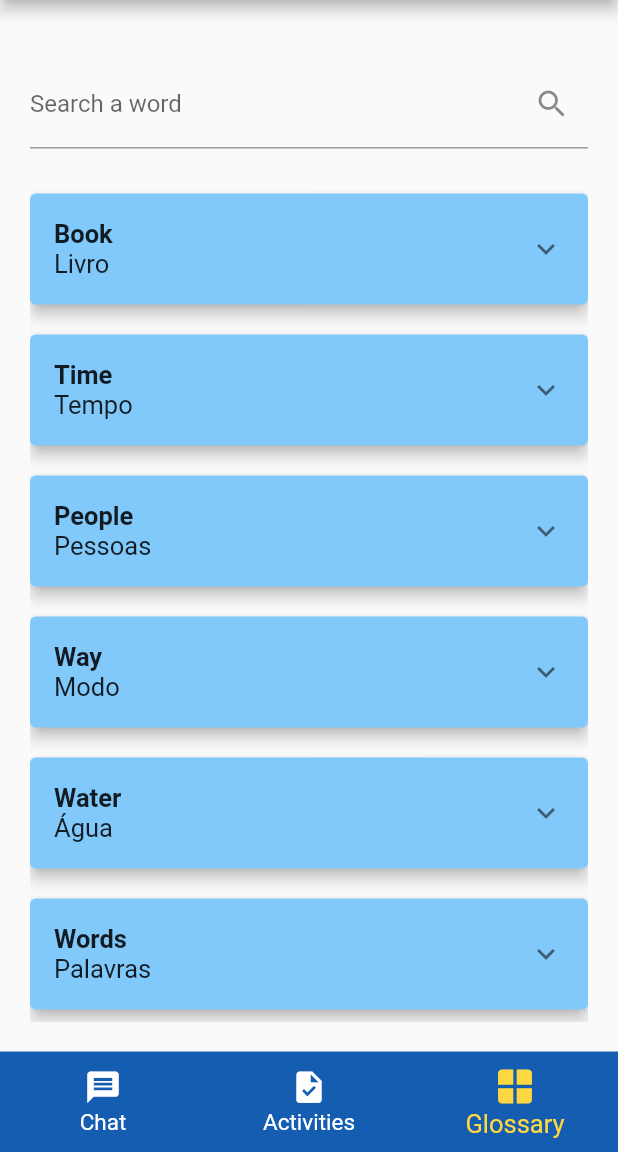
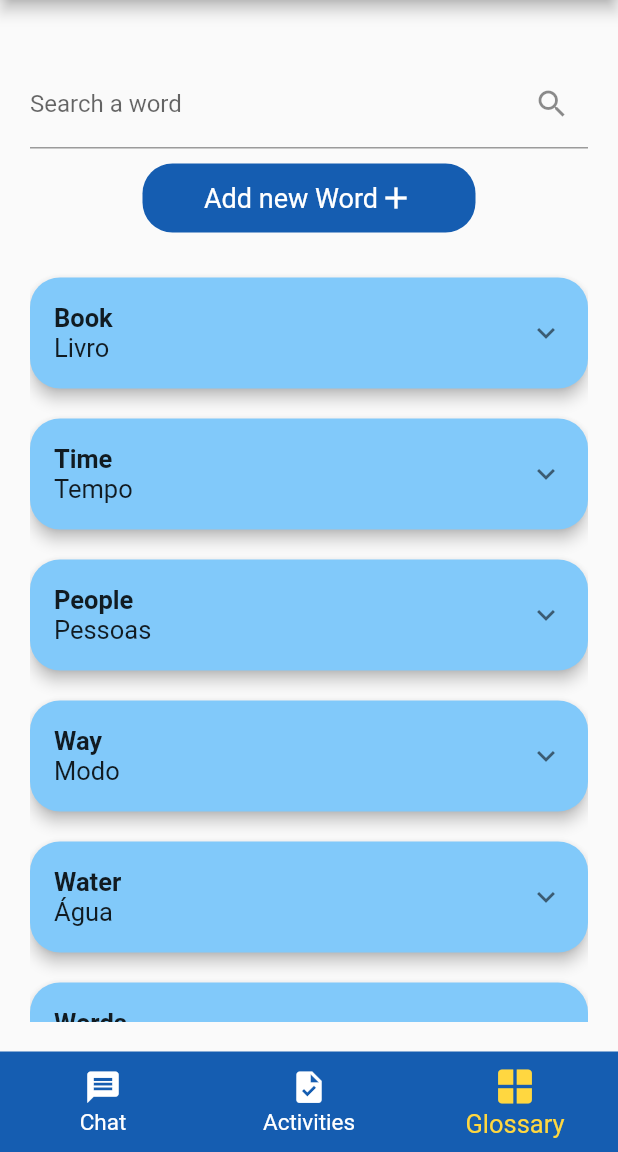
Before and after one commit to DEV-AndreSilva/Mobilearning, a Flutter app: the Home screen opened by its route, item 3 of the bottom bar chosen, on a phone screen of 412 x 824 dp, the part 84-1236 px from its top. Run offline on Flutter 3.47's test engine with Material 2 defaults, Android fonts, the phone set to English and light mode, and no system bars; our stand-ins replace google_fonts; Roboto replaces fonts that are missing (Arvo).

Commit message:
Alteração do glossário

```diff
--- /dev/null
+++ b/mobilearning/lib/Models/glossaryWordModel.dart
@@ -0,0 +1,18 @@
+import 'package:flutter/cupertino.dart';
+
+class GlossaryWord{
+  int id;
+  String englishWord;
+  String portugueseWord;
+  String englishDefinition;
+  String portugueseDefinition;
+
+  GlossaryWord(
+    { required this.id,
+      required this.englishWord,
+      required this.portugueseWord,
+      required this.englishDefinition,
+      required this.portugueseDefinition,
+    }
+      );
+}
--- a/mobilearning/lib/View/Glossary.dart
+++ b/mobilearning/lib/View/Glossary.dart
@@ -3,6 +3,8 @@
 import 'package:flutter/cupertino.dart';
 import 'package:flutter/material.dart';
 import 'package:google_fonts/google_fonts.dart';
+import 'package:mobilearning/Models/glossaryWordModel.dart';
+import 'package:mobilearning/Widgets/GlossaryList.dart';
 
 
 class Glossary extends StatefulWidget {
@@ -17,46 +19,46 @@ class Glossary extends StatefulWidget {
 class _GlossaryState extends State<Glossary> {
 
   //lista de dados completa
- final List<Map<String, dynamic>> users = [
-    {"id": 1, "englishWord": "Book", "portugueseWord": "Livro", "englishDefinition":"Texts grouped into pages texts grouped into pages", "portugueseDefinition":"Textos agrupados em paginas"},
-    {"id": 2, "englishWord": "Time ", "portugueseWord": "Tempo", "englishDefinition":"Texts grouped into pages", "portugueseDefinition":"Textos agrupados em paginas"},
-    {"id": 3, "englishWord": "People", "portugueseWord": "Pessoas", "englishDefinition":"Texts grouped into pages", "portugueseDefinition":"Textos agrupados em paginas"},
-    {"id": 4, "englishWord": "Way ", "portugueseWord": "Modo", "englishDefinition":"Texts grouped into pages", "portugueseDefinition":"Textos agrupados em paginas"},
-    {"id": 5, "englishWord": "Water ", "portugueseWord": "Água", "englishDefinition":"Texts grouped into pages", "portugueseDefinition":"Textos agrupados em paginas"},
-    {"id": 6, "englishWord": "Words ", "portugueseWord": "Palavras", "englishDefinition":"Texts grouped into pages", "portugueseDefinition":"Textos agrupados em paginas"},
-    {"id": 7, "englishWord": "Man ", "portugueseWord": "Homem", "englishDefinition":"Texts grouped into pages", "portugueseDefinition":"Textos agrupados em paginas"},
-    {"id": 8, "englishWord": "Work", "portugueseWord": "Trabalho", "englishDefinition":"Texts grouped into pages", "portugueseDefinition":"Textos agrupados em paginas"},
-    {"id": 9, "englishWord": "Part  ", "portugueseWord": "Parte", "englishDefinition":"Texts grouped into pages", "portugueseDefinition":"Textos agrupados em paginas"},
-    {"id": 10, "englishWord": "Place ", "portugueseWord": "Lugar", "englishDefinition":"Texts grouped into pages", "portugueseDefinition":"Textos agrupados em paginas"},
+ List<GlossaryWord> words = [
+   GlossaryWord (id: 1, englishWord: "Book", portugueseWord: "Livro", englishDefinition:"Texts grouped into pages texts grouped into pages", portugueseDefinition:"Textos agrupados em paginas"),
+    GlossaryWord (id: 2, englishWord: "Time ", portugueseWord: "Tempo", englishDefinition:"Texts grouped into pages", portugueseDefinition:"Textos agrupados em paginas"),
+    GlossaryWord (id: 3, englishWord: "People", portugueseWord: "Pessoas", englishDefinition:"Texts grouped into pages", portugueseDefinition:"Textos agrupados em paginas"),
+    GlossaryWord (id: 4, englishWord: "Way ", portugueseWord: "Modo", englishDefinition:"Texts grouped into pages", portugueseDefinition:"Textos agrupados em paginas"),
+    GlossaryWord (id: 5, englishWord: "Water ", portugueseWord: "Água", englishDefinition:"Texts grouped into pages", portugueseDefinition:"Textos agrupados em paginas"),
+    GlossaryWord (id: 6, englishWord: "Words ", portugueseWord: "Palavras", englishDefinition:"Texts grouped into pages", portugueseDefinition:"Textos agrupados em paginas"),
+    GlossaryWord (id: 7, englishWord: "Man ", portugueseWord: "Homem", englishDefinition:"Texts grouped into pages", portugueseDefinition:"Textos agrupados em paginas"),
+    GlossaryWord (id: 8, englishWord: "Work", portugueseWord: "Trabalho", englishDefinition:"Texts grouped into pages", portugueseDefinition:"Textos agrupados em paginas"),
+    GlossaryWord (id: 9, englishWord: "Part  ", portugueseWord: "Parte", englishDefinition:"Texts grouped into pages", portugueseDefinition:"Textos agrupados em paginas"),
+    GlossaryWord (id: 10, englishWord: "Place ", portugueseWord: "Lugar", englishDefinition:"Texts grouped into pages", portugueseDefinition:"Textos agrupados em paginas"),
   ];
 
   // lista de dados que sera exibida
-  List<Map<String, dynamic>> foundUsers = [];
+  List<GlossaryWord> foundWords = [];
 
   @override
   initState() {
     //No começo todos os dados serão exibidos
-    foundUsers = users;
+    foundWords = words;
     super.initState();
   }
 
 
   // Função que é chamada quando o campo de texto muda
   void runFilter(String enteredKeyword) {
-    List<Map<String, dynamic>> results = [];
+    List<GlossaryWord>  results = [];
 
      // Se o Campo de texto está em branco ou com apenas espaços exibe todos os registros
     if (enteredKeyword.isEmpty) {
-      results = users;
+      results = words;
     }
      else {
       // Preenche a nova lista de resultados apenas com os nomes que possuem o texto procurado
-      results = users.where((user) => user["englishWord"].toLowerCase().contains(enteredKeyword.toLowerCase())).toList();
+      results = words.where((word) => word.englishWord.toLowerCase().contains(enteredKeyword.toLowerCase())).toList();
     }
 
     // Refresh the UI
     setState(() {
-      foundUsers = results;
+      foundWords = results;
     });
   }
 
@@ -67,67 +69,52 @@ class _GlossaryState extends State<Glossary> {
       children: [const SizedBox(
         height: 20,
       ),
+
       TextField(onChanged: (value) => runFilter(value),
         decoration: const InputDecoration(
         labelText: 'Search a word', suffixIcon: Icon(Icons.search) ),
       ),
+
+        GestureDetector(child: Padding(
+                  padding: const EdgeInsets.only( left: 75.0, right: 75.0, top: 10.0, bottom: 0.0),
+                  child: Container(
+                    padding: EdgeInsets.all(10),
+                    decoration: BoxDecoration(
+                      color: Color.fromRGBO(21,93,177,1),
+                      border: Border.all(color: Colors.transparent),
+                      borderRadius: BorderRadius.circular(20),
+                    ),
+                    child: Center(child: Row(
+                      mainAxisAlignment: MainAxisAlignment.center,
+                      children: [
+                      Text("Add new Word",style: GoogleFonts.arvo(fontSize: 18, fontWeight: FontWeight.w400,color: Colors.white),),
+                      Icon(Icons.add,color: Colors.white,)
+                    ],)
+                    ),
+                  ),
+                ),
+                onTap: ()=>{
+                  setState((){
+                    Navigator.pushNamed(context, "/home");
+                  })
+                },
+                ),
+
       const SizedBox(height: 20,),
-      Expanded(child: foundUsers.isNotEmpty?
+
+      Expanded(child: foundWords.isNotEmpty?
               ListView.builder(
-                itemCount: foundUsers.length,
-                itemBuilder: (context,index)=> Card(
-                  key: ValueKey(foundUsers[index]["id"]),
-                  color: Color.fromRGBO(129,201,250,1),
-                  elevation: 4,
-                  margin: const EdgeInsets.symmetric(vertical: 10),
-                  child: ExpansionTile(
-                    textColor: Colors.amberAccent,
-                    title : Text('${foundUsers[index]["englishWord"]}',style: GoogleFonts.arvo(fontSize: 17,fontWeight: FontWeight.bold)),
-                    subtitle: Text('${foundUsers[index]["portugueseWord"]}', style: GoogleFonts.arvo(fontSize: 17)),
-                    children: [
-                      Padding(
-                        padding: const EdgeInsets.only(left: 20,bottom: 10),
-                        child: Column(
-                          children: [
+                itemCount: foundWords.length,
+                itemBuilder: (context,index)=>
 
-                            Padding(
-                                    padding: const EdgeInsets.only(top: 10,bottom: 10),
-                                    child: Column(
-                                      children: [
-                                        Text("English Definition:",
-                                            style: GoogleFonts.arvo(fontSize: 17,fontWeight: FontWeight.bold)),
-                                        Row(
-                                          mainAxisAlignment: MainAxisAlignment.start,
-                                          children: [
-                                            Flexible(child: Text(foundUsers[index]["englishDefinition"], style: GoogleFonts.arvo(fontSize: 16))),
-                                          ],
-                                          ),],
-                                    ),
-                              ),
+                    GlossaryList(
+                      id: foundWords[index].id,
+                      englishWord: foundWords[index].englishWord,
+                      englishDefinition: foundWords[index].englishDefinition,
+                      portugueseWord: foundWords[index].portugueseWord,
+                      portugueseDefinition: foundWords[index].portugueseDefinition,
+                    )
 
-                              Padding(
-                                    padding: const EdgeInsets.only(top: 10,bottom: 10),
-                                    child: Column(
-                                      children: [
-                                        Text("Portuguese Definition:",
-                                            style: GoogleFonts.arvo(fontSize: 17,fontWeight: FontWeight.bold)),
-                                        Row(
-                                          mainAxisAlignment: MainAxisAlignment.start,
-                                          children: [
-                                            Flexible(child: Text(foundUsers[index]["portugueseDefinition"], style: GoogleFonts.arvo(fontSize: 16))),
-                                          ],
-                                          ),],
-                                    ),
-                              ),
-
-
-                          ],
-                        ),
-                      ),
-
-                    ],
-                  )
-                  ),
                   )
                 :
       const Text("No words found")
--- /dev/null
+++ b/mobilearning/lib/Widgets/GlossaryList.dart
@@ -0,0 +1,90 @@
+import 'package:flutter/cupertino.dart';
+import 'package:flutter/material.dart';
+import 'package:flutter/src/foundation/key.dart';
+import 'package:flutter/src/widgets/framework.dart';
+import 'package:google_fonts/google_fonts.dart';
+
+class GlossaryList extends StatefulWidget {
+  int id;
+  String englishWord;
+  String portugueseWord;
+  String englishDefinition;
+  String portugueseDefinition;
+
+GlossaryList ({
+  required this.id,
+  required this.englishWord,
+  required this.portugueseWord,
+  required this.englishDefinition,
+  required this.portugueseDefinition
+});
+
+  @override
+  State<GlossaryList> createState() => _GlossaryListState();
+}
+
+class _GlossaryListState extends State<GlossaryList> {
+  @override
+  Widget build(BuildContext context) {
+    return Container(
+      child: Card(
+                  key: ValueKey(widget.id),
+                  color: Color.fromRGBO(129,201,250,1),
+                  elevation: 4,
+                  shape: RoundedRectangleBorder(
+                      borderRadius: BorderRadius.circular(20),
+                  ),
+                  clipBehavior: Clip.antiAlias,
+                  margin: const EdgeInsets.symmetric(vertical: 10),
+                  child: ExpansionTile(
+                    textColor: Colors.white,
+                    title : Text(widget.englishWord,style: GoogleFonts.arvo(fontSize: 17,fontWeight: FontWeight.bold)),
+                    subtitle: Text(widget.portugueseWord, style: GoogleFonts.arvo(fontSize: 17)),
+                    children: [
+                      Padding(
+                        padding: const EdgeInsets.only(left: 20,bottom: 10),
+                        child: Column(
+                          children: [
+
+                            Padding(
+                                    padding: const EdgeInsets.only(top: 10,bottom: 10),
+                                    child: Column(
+                                      children: [
+                                        Text("English Definition:",
+                                            style: GoogleFonts.arvo(fontSize: 17,fontWeight: FontWeight.bold)),
+                                        Row(
+                                          mainAxisAlignment: MainAxisAlignment.start,
+                                          children: [
+                                            Flexible(child: Text(widget.englishDefinition, style: GoogleFonts.arvo(fontSize: 16))),
+                                          ],
+                                          ),],
+                                    ),
+                              ),
+
+                              Padding(
+                                    padding: const EdgeInsets.only(top: 10,bottom: 10),
+                                    child: Column(
+                                      children: [
+                                        Text("Portuguese Definition:",
+                                            style: GoogleFonts.arvo(fontSize: 17,fontWeight: FontWeight.bold)),
+                                        Row(
+                                          mainAxisAlignment: MainAxisAlignment.start,
+                                          children: [
+                                            Flexible(child: Text(widget.portugueseDefinition, style: GoogleFonts.arvo(fontSize: 16))),
+                                          ],
+                                          ),],
+                                    ),
+                              ),
+
+
+                          ],
+                        ),
+                      ),
+
+                    ],
+                  )
+                  ),
+    );
+
+  }
+}
```
